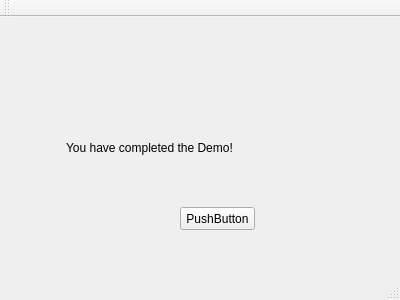
Qt form mainwindow.ui (mronfire/Project-1---Warehouse-Manager) before a commit.
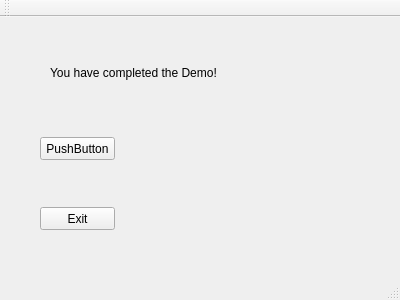
The same form after that commit.

```diff
--- a/mainwindow.ui
+++ b/mainwindow.ui
@@ -17,10 +17,10 @@
    <widget class="QLabel" name="label">
     <property name="geometry">
      <rect>
-      <x>66</x>
-      <y>90</y>
+      <x>50</x>
+      <y>40</y>
       <width>281</width>
-      <height>81</height>
+      <height>31</height>
      </rect>
     </property>
     <property name="text">
@@ -30,8 +30,8 @@
    <widget class="QPushButton" name="pushButton">
     <property name="geometry">
      <rect>
-      <x>180</x>
-      <y>190</y>
+      <x>40</x>
+      <y>120</y>
       <width>75</width>
       <height>23</height>
      </rect>
@@ -40,6 +40,19 @@
      <string>PushButton</string>
     </property>
    </widget>
+   <widget class="QPushButton" name="pushButton_2">
+    <property name="geometry">
+     <rect>
+      <x>40</x>
+      <y>190</y>
+      <width>75</width>
+      <height>23</height>
+     </rect>
+    </property>
+    <property name="text">
+     <string>Exit</string>
+    </property>
+   </widget>
   </widget>
   <widget class="QMenuBar" name="menuBar">
    <property name="geometry">
```
